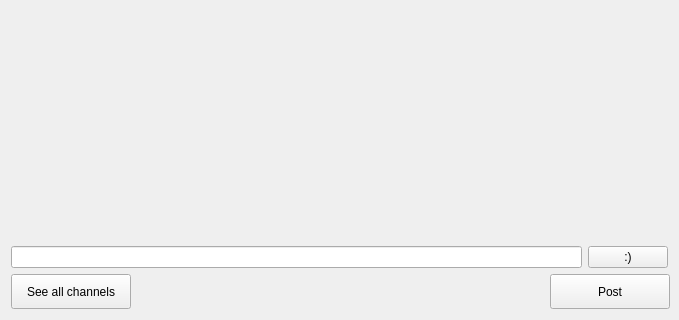
First picture: the form in chatwindow.ui, repository group93492/chat-client, before the edit; both pictures show x 0 to 679 and y 213 to 533 of the 679 by 533 pixel window.
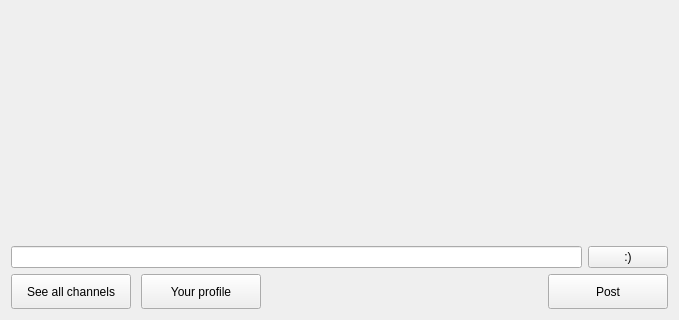
Second picture: the form after the edit.

Commit message: Fixed bug, when show dialog on leave "main" channel

Diff of the .ui file:
```diff
--- a/chatwindow.ui
+++ b/chatwindow.ui
@@ -95,7 +95,7 @@
       <item>
        <layout class="QHBoxLayout" name="buttonsLayout">
         <property name="spacing">
-         <number>420</number>
+         <number>10</number>
         </property>
         <property name="sizeConstraint">
          <enum>QLayout::SetDefaultConstraint</enum>
@@ -116,6 +116,32 @@
           </property>
          </widget>
         </item>
+        <item>
+         <widget class="QPushButton" name="pushButton">
+          <property name="minimumSize">
+           <size>
+            <width>120</width>
+            <height>35</height>
+           </size>
+          </property>
+          <property name="text">
+           <string>Your profile</string>
+          </property>
+         </widget>
+        </item>
+        <item>
+         <spacer name="horizontalSpacer_2">
+          <property name="orientation">
+           <enum>Qt::Horizontal</enum>
+          </property>
+          <property name="sizeHint" stdset="0">
+           <size>
+            <width>40</width>
+            <height>20</height>
+           </size>
+          </property>
+         </spacer>
+        </item>
         <item>
          <widget class="QPushButton" name="postButton">
           <property name="sizePolicy">
```
The commit also changes 1 other file.
